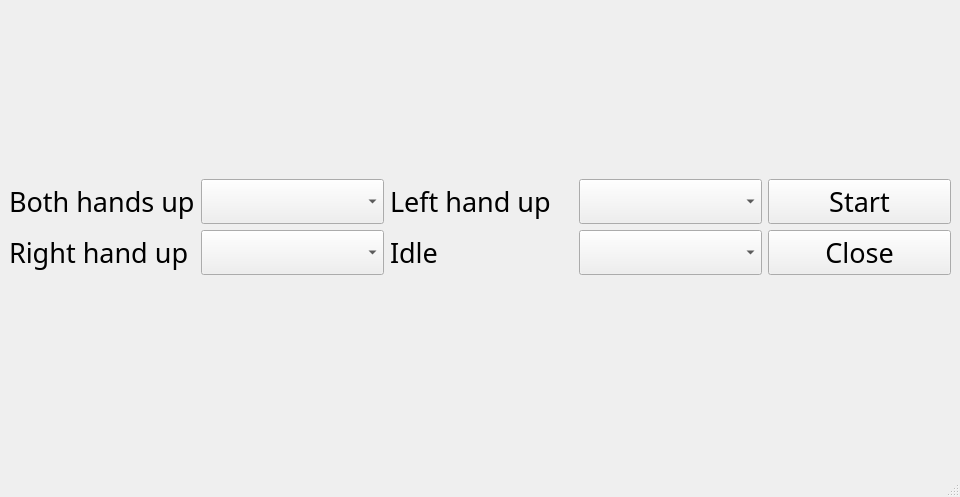
This is pose_setting.ui in taisuke55/CSCI4250_GroupProject as Qt 5 draws it before an edit. The edited form follows.
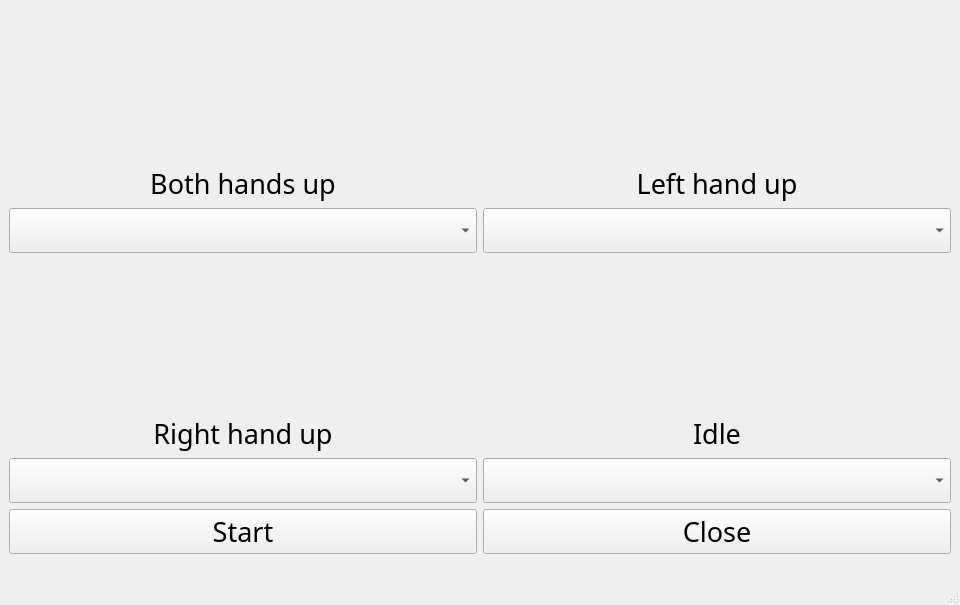
This is the edited form.

The edit to the form file:
```diff
--- a/pose_setting.ui
+++ b/pose_setting.ui
@@ -25,66 +25,154 @@
    <locale language="English" country="UnitedStates"/>
   </property>
   <widget class="QWidget" name="centralwidget">
-   <layout class="QVBoxLayout" name="verticalLayout" stretch="0">
+   <layout class="QVBoxLayout" name="verticalLayout">
     <item>
      <layout class="QGridLayout" name="gridLayout">
-      <item row="0" column="4" rowspan="2">
-       <layout class="QVBoxLayout" name="verticalLayout_buttons">
-        <item>
-         <widget class="QPushButton" name="StartButton">
-          <property name="text">
-           <string>Start</string>
-          </property>
-         </widget>
-        </item>
-        <item>
-         <widget class="QPushButton" name="CloseButton">
-          <property name="text">
-           <string>Close</string>
-          </property>
-         </widget>
-        </item>
-       </layout>
-      </item>
-      <item row="0" column="1">
-       <widget class="QComboBox" name="comboBox_Both_hands_up"/>
-      </item>
       <item row="0" column="0">
+       <layout class="QVBoxLayout" name="layout_both">
+        <item>
+         <widget class="QLabel" name="label_both_img">
+          <property name="minimumSize">
+           <size>
+            <width>150</width>
+            <height>150</height>
+           </size>
+          </property>
+          <property name="alignment">
+           <set>Qt::AlignCenter</set>
+          </property>
+          <property name="text">
+           <string/>
+          </property>
+         </widget>
+        </item>
+        <item>
        <widget class="QLabel" name="label_both">
+          <property name="alignment">
+           <set>Qt::AlignCenter</set>
+          </property>
         <property name="text">
          <string>Both hands up</string>
         </property>
        </widget>
       </item>
-      <item row="0" column="2">
+        <item>
+         <widget class="QComboBox" name="comboBox_Both_hands_up"/>
+        </item>
+       </layout>
+      </item>
+      <item row="0" column="1">
+       <layout class="QVBoxLayout" name="layout_left">
+        <item>
+         <widget class="QLabel" name="label_left_img">
+          <property name="minimumSize">
+           <size>
+            <width>150</width>
+            <height>150</height>
+           </size>
+          </property>
+          <property name="alignment">
+           <set>Qt::AlignCenter</set>
+          </property>
+          <property name="text">
+           <string/>
+          </property>
+         </widget>
+        </item>
+        <item>
        <widget class="QLabel" name="label_left">
+          <property name="alignment">
+           <set>Qt::AlignCenter</set>
+          </property>
         <property name="text">
          <string>Left hand up</string>
         </property>
        </widget>
       </item>
+        <item>
+         <widget class="QComboBox" name="comboBox_Left_hand_up"/>
+        </item>
+       </layout>
+      </item>
       <item row="1" column="0">
+       <layout class="QVBoxLayout" name="layout_right">
+        <item>
+         <widget class="QLabel" name="label_right_img">
+          <property name="minimumSize">
+           <size>
+            <width>150</width>
+            <height>150</height>
+           </size>
+          </property>
+          <property name="alignment">
+           <set>Qt::AlignCenter</set>
+          </property>
+          <property name="text">
+           <string/>
+          </property>
+         </widget>
+        </item>
+        <item>
        <widget class="QLabel" name="label_right">
+          <property name="alignment">
+           <set>Qt::AlignCenter</set>
+          </property>
         <property name="text">
          <string>Right hand up</string>
         </property>
        </widget>
       </item>
-      <item row="1" column="3">
-       <widget class="QComboBox" name="comboBox_Idle"/>
-      </item>
-      <item row="0" column="3">
-       <widget class="QComboBox" name="comboBox_Left_hand_up"/>
+        <item>
+         <widget class="QComboBox" name="comboBox_Right_hand_up"/>
+        </item>
+       </layout>
       </item>
-      <item row="1" column="2">
+      <item row="1" column="1">
+       <layout class="QVBoxLayout" name="layout_idle">
+        <item>
+         <widget class="QLabel" name="label_idle_img">
+          <property name="minimumSize">
+           <size>
+            <width>150</width>
+            <height>150</height>
+           </size>
+          </property>
+          <property name="alignment">
+           <set>Qt::AlignCenter</set>
+          </property>
+          <property name="text">
+           <string/>
+          </property>
+         </widget>
+        </item>
+        <item>
        <widget class="QLabel" name="label_idle">
+          <property name="alignment">
+           <set>Qt::AlignCenter</set>
+          </property>
         <property name="text">
          <string>Idle</string>
         </property>
        </widget>
       </item>
-      <item row="1" column="1">
-       <widget class="QComboBox" name="comboBox_Right_hand_up"/>
+        <item>
+         <widget class="QComboBox" name="comboBox_Idle"/>
+        </item>
+       </layout>
+      </item>
+      <item row="2" column="0">
+       <widget class="QPushButton" name="StartButton">
+        <property name="text">
+         <string>Start</string>
+        </property>
+       </widget>
+      </item>
+      <item row="2" column="1">
+       <widget class="QPushButton" name="CloseButton">
+        <property name="text">
+         <string>Close</string>
+        </property>
+       </widget>
       </item>
      </layout>
     </item>
```
Lines whose indentation alone changed are shown as unchanged.
